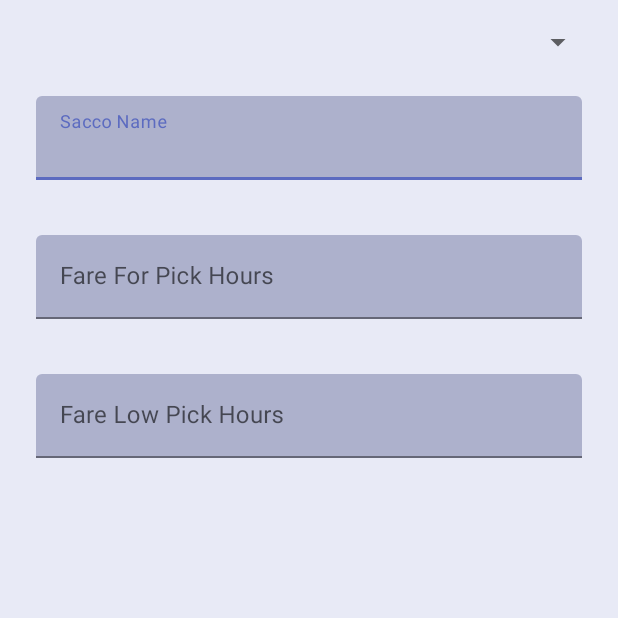
After one commit to MalukiMuthusi/dmt-hackathon, an Android app: the NewSaccoFragment screen opened directly, with no data from a screen before it, on a phone screen of 412 x 824 dp, the top half of it. The commit adds this screen. Run offline under Robolectric (Android 15) with nearby library versions, the phone set to English and light mode, and no system bars; our stand-ins replace Firebase (no records; nobody signed in at launch, a user with empty details on screens opened directly), Timber, data binding.

Commit message:
Activity to add new Sacco

```diff
--- a/app/build.gradle
+++ b/app/build.gradle
@@ -27,6 +27,9 @@ android {
     }
 
     dataBinding {
+        enabled = true
+    }
+    viewBinding {
         enabled = true
     }
     compileOptions {
--- a/app/src/main/AndroidManifest.xml
+++ b/app/src/main/AndroidManifest.xml
@@ -10,7 +10,11 @@
         android:roundIcon="@mipmap/ic_launcher_round"
         android:supportsRtl="true"
         android:theme="@style/Theme.MyApp">
-        <activity android:name=".NewSacco"></activity>
+        <activity android:name=".NewSacco">
+            <intent-filter>
+                <category android:name="android.intent.category.DEFAULT" />
+            </intent-filter>
+        </activity>
         <activity android:name=".MainActivity">
             <intent-filter>
                 <action android:name="android.intent.action.MAIN" />
--- a/app/src/main/java/codes/malukimuthusi/hackathon/HomeFragment.kt
+++ b/app/src/main/java/codes/malukimuthusi/hackathon/HomeFragment.kt
@@ -44,7 +44,7 @@ class HomeFragment : Fragment() {
 
     override fun onCreate(savedInstanceState: Bundle?) {
         super.onCreate(savedInstanceState)
-        arguments.let {
+        arguments?.let {
             param1 = it.getString(ARG_PARAM1)
             param2 = it.getString(ARG_PARAM2)
         }
@@ -55,7 +55,7 @@ class HomeFragment : Fragment() {
         savedInstanceState: Bundle?
     ): View? {
         // Inflate the layout for this fragment
-        binding = FragmentHomeBinding.inflate(inflater)
+        binding = FragmentHomeBinding.inflate(inflater, container, false)
         binding.lifecycleOwner = this
 
 
--- /dev/null
+++ b/app/src/main/java/codes/malukimuthusi/hackathon/NewSaccoFragment.kt
@@ -0,0 +1,99 @@
+package codes.malukimuthusi.hackathon
+
+import android.os.Bundle
+import android.view.LayoutInflater
+import android.view.View
+import android.view.ViewGroup
+import android.widget.ArrayAdapter
+import androidx.fragment.app.Fragment
+import codes.malukimuthusi.hackathon.data.Route
+import codes.malukimuthusi.hackathon.databinding.FragmentNewSaccoBinding
+import com.google.firebase.database.DataSnapshot
+import com.google.firebase.database.DatabaseError
+import com.google.firebase.database.DatabaseReference
+import com.google.firebase.database.ValueEventListener
+import com.google.firebase.database.ktx.database
+import com.google.firebase.database.ktx.getValue
+import com.google.firebase.ktx.Firebase
+import timber.log.Timber
+
+// TODO: Rename parameter arguments, choose names that match
+// the fragment initialization parameters, e.g. ARG_ITEM_NUMBER
+private const val ARG_PARAM1 = "param1"
+private const val ARG_PARAM2 = "param2"
+
+/**
+ * A simple [Fragment] subclass.
+ * Use the [NewSaccoFragment.newInstance] factory method to
+ * create an instance of this fragment.
+ */
+class NewSaccoFragment : Fragment() {
+    // TODO: Rename and change types of parameters
+    private var param1: String? = null
+    private var param2: String? = null
+    private lateinit var binding: FragmentNewSaccoBinding
+    private lateinit var db: DatabaseReference
+    private lateinit var arrayAdapter: ArrayAdapter<String>
+    private val routeList: MutableList<String> = mutableListOf()
+
+    override fun onCreate(savedInstanceState: Bundle?) {
+        super.onCreate(savedInstanceState)
+        arguments?.let {
+            param1 = it.getString(ARG_PARAM1)
+            param2 = it.getString(ARG_PARAM2)
+        }
+    }
+
+    override fun onCreateView(
+        inflater: LayoutInflater, container: ViewGroup?,
+        savedInstanceState: Bundle?
+    ): View? {
+        // Inflate the layout for this fragment
+        binding = FragmentNewSaccoBinding.inflate(inflater, container, false)
+
+        // spinner
+        db = Firebase.database.reference
+        val routes = db.child("Routes")
+        routes.addValueEventListener(object : ValueEventListener {
+            override fun onCancelled(p0: DatabaseError) {
+                Timber.e(p0.toException())
+            }
+
+            override fun onDataChange(p0: DataSnapshot) {
+                for (routeSnapshot in p0.children) {
+                    val route = routeSnapshot.getValue<Route>()
+                    route?.let {
+                        routeList.add(it.name!!)
+                    }
+                }
+            }
+        })
+        arrayAdapter =
+            ArrayAdapter(requireContext(), android.R.layout.simple_spinner_item, routeList)
+        arrayAdapter.setDropDownViewResource(android.R.layout.simple_spinner_dropdown_item)
+        binding.spinner.adapter = arrayAdapter
+
+
+        return binding.root
+    }
+
+    companion object {
+        /**
+         * Use this factory method to create a new instance of
+         * this fragment using the provided parameters.
+         *
+         * @param param1 Parameter 1.
+         * @param param2 Parameter 2.
+         * @return A new instance of fragment NewSaccoFragment.
+         */
+        // TODO: Rename and change types and number of parameters
+        @JvmStatic
+        fun newInstance(param1: String, param2: String) =
+            NewSaccoFragment().apply {
+                arguments = Bundle().apply {
+                    putString(ARG_PARAM1, param1)
+                    putString(ARG_PARAM2, param2)
+                }
+            }
+    }
+}
--- a/app/src/main/java/codes/malukimuthusi/hackathon/data/Repository.kt
+++ b/app/src/main/java/codes/malukimuthusi/hackathon/data/Repository.kt
@@ -87,7 +87,7 @@ object Repository {
         var filteredMap = mutableListOf<Sacco>()
 
         allSaccos.value?.let {
-            filteredMap = (it.filter { it.key in route.saccos.keys }).values.toMutableList()
+//            filteredMap = (it.filter { it.key in route.saccos.keys }).values.toMutableList()
         }
 
 
--- a/app/src/main/res/layout/activity_new_sacco.xml
+++ b/app/src/main/res/layout/activity_new_sacco.xml
@@ -1,8 +1,16 @@
 <?xml version="1.0" encoding="utf-8"?>
 <androidx.constraintlayout.widget.ConstraintLayout xmlns:android="http://schemas.android.com/apk/res/android"
+    xmlns:app="http://schemas.android.com/apk/res-auto"
     xmlns:tools="http://schemas.android.com/tools"
     android:layout_width="match_parent"
     android:layout_height="match_parent"
     tools:context=".NewSacco">
 
+    <fragment
+        android:id="@+id/fragment2"
+        android:name="androidx.navigation.fragment.NavHostFragment"
+        android:layout_width="match_parent"
+        android:layout_height="match_parent"
+        app:defaultNavHost="true"
+        app:navGraph="@navigation/new_sacco_nav_graph" />
 </androidx.constraintlayout.widget.ConstraintLayout>
--- /dev/null
+++ b/app/src/main/res/layout/fragment_new_sacco.xml
@@ -0,0 +1,113 @@
+<?xml version="1.0" encoding="utf-8"?>
+<layout xmlns:android="http://schemas.android.com/apk/res/android"
+    xmlns:app="http://schemas.android.com/apk/res-auto"
+    xmlns:tools="http://schemas.android.com/tools">
+
+    <data>
+
+    </data>
+
+    <androidx.constraintlayout.widget.ConstraintLayout
+        android:id="@+id/frameLayout3"
+        android:layout_width="match_parent"
+        android:layout_height="match_parent"
+        tools:context=".NewSaccoFragment">
+
+        <ScrollView
+            android:layout_width="match_parent"
+            android:layout_height="match_parent"
+            app:layout_constraintBottom_toBottomOf="parent"
+            app:layout_constraintEnd_toEndOf="parent"
+            app:layout_constraintStart_toStartOf="parent"
+            app:layout_constraintTop_toTopOf="parent">
+
+            <androidx.constraintlayout.widget.ConstraintLayout
+                android:layout_width="match_parent"
+                android:layout_height="wrap_content"
+                app:layout_constraintBottom_toBottomOf="parent"
+                app:layout_constraintEnd_toEndOf="parent"
+                app:layout_constraintStart_toStartOf="parent"
+                app:layout_constraintTop_toTopOf="parent">
+
+                <Spinner
+                    android:id="@+id/spinner"
+                    android:layout_width="0dp"
+                    android:layout_height="wrap_content"
+                    android:layout_marginStart="16dp"
+                    android:layout_marginTop="16dp"
+                    android:layout_marginEnd="16dp"
+                    android:padding="@dimen/pad_8dp"
+                    app:layout_constraintEnd_toEndOf="parent"
+                    app:layout_constraintStart_toStartOf="parent"
+                    app:layout_constraintTop_toTopOf="parent"
+                    tools:text="Route Name" />
+
+                <com.google.android.material.textfield.TextInputLayout
+                    android:id="@+id/textView4"
+                    android:layout_width="match_parent"
+                    android:layout_height="wrap_content"
+                    android:layout_marginStart="16dp"
+                    android:layout_marginTop="16dp"
+                    android:layout_marginEnd="16dp"
+                    android:autofillHints="@string/sacco_name_hint"
+                    android:hint="@string/sacco_name_hint"
+                    android:padding="@dimen/pad_8dp"
+                    app:errorEnabled="true"
+                    app:hintEnabled="true"
+                    app:layout_constraintEnd_toEndOf="parent"
+                    app:layout_constraintStart_toStartOf="parent"
+                    app:layout_constraintTop_toBottomOf="@+id/spinner">
+
+                    <com.google.android.material.textfield.TextInputEditText
+                        android:layout_width="match_parent"
+                        android:layout_height="wrap_content"
+                        android:inputType="text" />
+                </com.google.android.material.textfield.TextInputLayout>
+
+
+                <com.google.android.material.textfield.TextInputLayout
+                    android:id="@+id/farePickHours"
+                    android:layout_width="match_parent"
+                    android:layout_height="wrap_content"
+                    android:layout_marginStart="16dp"
+                    android:layout_marginEnd="16dp"
+                    android:hint="@string/fare_for_pick_hours"
+                    android:padding="@dimen/pad_8dp"
+                    app:errorEnabled="true"
+                    app:hintEnabled="true"
+                    app:layout_constraintEnd_toEndOf="parent"
+                    app:layout_constraintStart_toStartOf="parent"
+                    app:layout_constraintTop_toBottomOf="@+id/textView4">
+
+                    <com.google.android.material.textfield.TextInputEditText
+                        android:layout_width="match_parent"
+                        android:layout_height="wrap_content"
+                        android:inputType="number" />
+                </com.google.android.material.textfield.TextInputLayout>
+
+
+                <com.google.android.material.textfield.TextInputLayout
+                    android:id="@+id/fareLowPickHours"
+                    android:layout_width="0dp"
+                    android:layout_height="wrap_content"
+                    android:layout_marginStart="16dp"
+                    android:layout_marginEnd="16dp"
+                    android:hint="@string/fare_low_pick_hours"
+                    android:padding="@dimen/pad_8dp"
+                    app:layout_constraintEnd_toEndOf="parent"
+                    app:layout_constraintStart_toStartOf="parent"
+                    app:layout_constraintTop_toBottomOf="@+id/farePickHours"
+                    tools:text="Fare For Low Pick Hours">
+
+                    <com.google.android.material.textfield.TextInputEditText
+                        android:layout_width="match_parent"
+                        android:layout_height="wrap_content"
+                        android:inputType="number" />
+                </com.google.android.material.textfield.TextInputLayout>
+
+            </androidx.constraintlayout.widget.ConstraintLayout>
+        </ScrollView>
+
+
+    </androidx.constraintlayout.widget.ConstraintLayout>
+</layout>
--- /dev/null
+++ b/app/src/main/res/navigation/new_sacco_nav_graph.xml
@@ -0,0 +1,13 @@
+<?xml version="1.0" encoding="utf-8"?>
+<navigation xmlns:android="http://schemas.android.com/apk/res/android"
+    xmlns:app="http://schemas.android.com/apk/res-auto"
+    xmlns:tools="http://schemas.android.com/tools"
+    android:id="@+id/new_sacco_nav_graph"
+    app:startDestination="@id/newSaccoFragment">
+
+    <fragment
+        android:id="@+id/newSaccoFragment"
+        android:name="codes.malukimuthusi.hackathon.NewSaccoFragment"
+        android:label="fragment_new_sacco"
+        tools:layout="@layout/fragment_new_sacco" />
+</navigation>
--- a/app/src/main/res/values/strings.xml
+++ b/app/src/main/res/values/strings.xml
@@ -20,4 +20,8 @@
     <string name="route_name">%1$s</string>
     <string name="fare_unknown">Unknown</string>
     <string name="average_fare_now">Average Fare Now: %1$d </string>
+    <string name="sacco_name_hint">Sacco Name</string>
+    <string name="fare_for_pick_hours">Fare For Pick Hours</string>
+    <string name="add_sacco">Add Sacco</string>
+    <string name="fare_low_pick_hours">Fare Low Pick Hours</string>
 </resources>
```
Also changed, not shown: app/src/main/java/codes/malukimuthusi/hackathon/MainActivity.kt (+22 -10 lines), app/src/main/java/codes/malukimuthusi/hackathon/SaccoFareFragment.kt (+7 -8 lines), app/src/main/res/drawable/ic_add_black_24dp.xml (added, +9 -0 lines), app/src/main/res/layout/activity_main.xml (+23 -2 lines), app/src/main/res/menu/drawer_menu.xml (added, +10 -0 lines).
